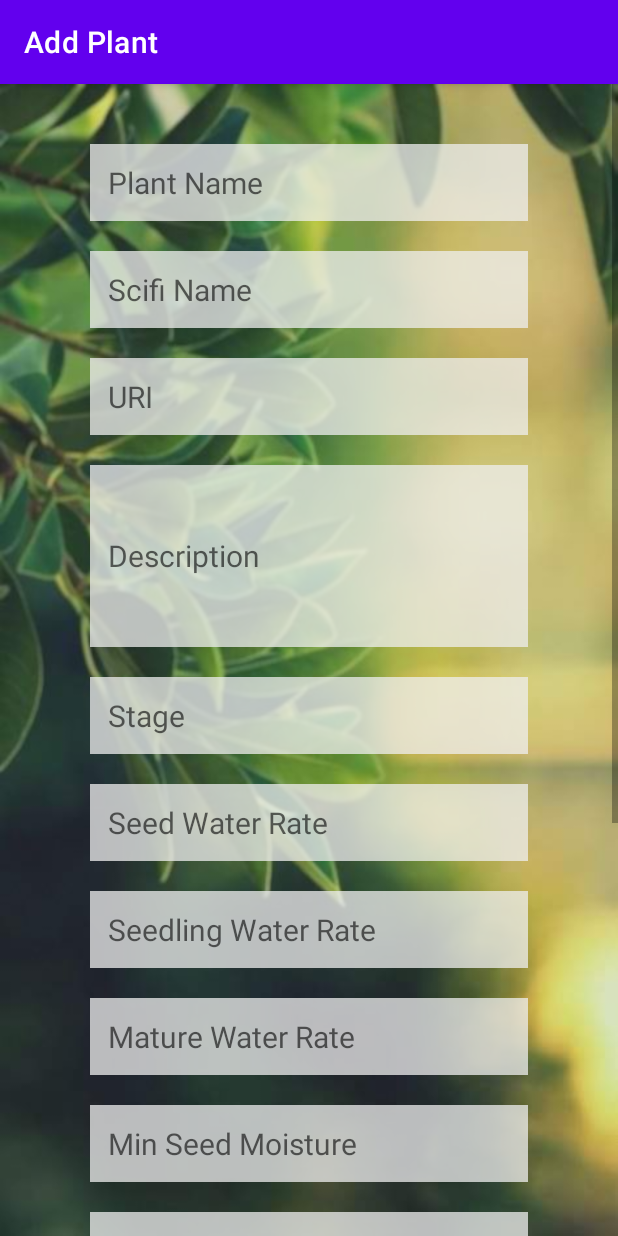
After one commit to Jayson9047/PlantreApp, an Android app: the AddPlantActivity screen opened directly, with no data from a screen before it, on a phone screen of 412 x 824 dp. The commit adds this screen. Run offline under Robolectric (Android 15) with nearby library versions, the phone set to English and light mode, and no system bars.

Commit message:
replaced the 'add plant dialogue' with the 'add plant activity'

```diff
--- a/PlantreApp/app/src/main/AndroidManifest.xml
+++ b/PlantreApp/app/src/main/AndroidManifest.xml
@@ -9,10 +9,13 @@
         android:allowBackup="true"
         android:icon="@mipmap/ic_launcher"
         android:label="@string/app_name"
+        android:networkSecurityConfig="@xml/network_security_config"
         android:roundIcon="@mipmap/ic_launcher_round"
         android:supportsRtl="true"
-        android:networkSecurityConfig="@xml/network_security_config"
         android:theme="@style/Theme.PlantreApp">
+        <activity
+            android:name=".myPlants.AddPlantActivity"
+            android:exported="false" />
         <activity
             android:name=".connection.ConnBtnActivity"
             android:exported="false" />
--- /dev/null
+++ b/PlantreApp/app/src/main/java/com/example/plantreapp/myPlants/AddPlantActivity.java
@@ -0,0 +1,112 @@
+package com.example.plantreapp.myPlants;
+
+import androidx.appcompat.app.ActionBar;
+import androidx.appcompat.app.AppCompatActivity;
+
+import android.content.Intent;
+import android.os.Bundle;
+import android.view.View;
+import android.widget.Button;
+import android.widget.EditText;
+import android.widget.Toast;
+
+import com.example.plantreapp.R;
+import com.example.plantreapp.logs.AddLogActivity;
+import com.example.plantreapp.logs.LogsActivity;
+
+public class AddPlantActivity extends AppCompatActivity {
+    private Button addBtn, cancelBtn;
+
+    private EditText nameTxt, scifiNameTxt, uriTxt, descriptionTxt, stageTxt ,seedWaterRateTxt, seedlingWaterRateTxt,
+            matureWaterRateTxt, minSeedMoistureTxt, maxSeedMoistureTxt, minSeedlingMoistureTxt, maxSeedlingMoistureTxt,
+            minMatureMoistureTxt, maxMatureMoistureTxt;
+
+    @Override
+    protected void onCreate(Bundle savedInstanceState) {
+        super.onCreate(savedInstanceState);
+        setContentView(R.layout.activity_add_plant);
+
+        ActionBar actionBar = getSupportActionBar();
+        actionBar.setTitle("Add Plant");
+
+        nameTxt = findViewById(R.id.editPlantName);
+        scifiNameTxt = findViewById(R.id.editScifiName);
+        uriTxt = findViewById(R.id.editUri);
+        descriptionTxt = findViewById(R.id.editDescription);
+        stageTxt = findViewById(R.id.editStage);
+        seedWaterRateTxt = findViewById(R.id.editSeedWaterRate);
+        seedlingWaterRateTxt = findViewById(R.id.editSeedlingWaterRate);
+        matureWaterRateTxt = findViewById(R.id.editMatureWaterRate);
+        minSeedMoistureTxt = findViewById(R.id.editMinSeedMoisture);
+        maxSeedMoistureTxt = findViewById(R.id.editMaxSeedMoisture);
+        minSeedlingMoistureTxt = findViewById(R.id.editMinSeedlingMoisture);
+        maxSeedlingMoistureTxt = findViewById(R.id.editMaxSeedlingMoisture);
+        minMatureMoistureTxt = findViewById(R.id.editMinMatureMoisture);
+        maxMatureMoistureTxt = findViewById(R.id.editMaxMatureMoisture);
+
+        addBtn = findViewById(R.id.add_plant_btn);
+        addBtn.setOnClickListener(new View.OnClickListener() {
+            @Override
+            public void onClick(View v) {
+                String name, scifiName, uri, description, stage;
+                int seedWaterRate, seedlingWaterRate, matureWaterRate, minSeedMoisture, maxSeedMoisture,
+                        minSeedlingMoisture, maxSeedlingMoisture, minMatureMoisture, maxMatureMoisture;
+
+                name = nameTxt.getText().toString();
+                scifiName = scifiNameTxt.getText().toString();
+                uri = uriTxt.getText().toString();
+                description = descriptionTxt.getText().toString();
+                stage = stageTxt.getText().toString();
+                // todo: validate user input for integers (null or negative)
+                try {
+                    seedWaterRate = Integer.parseInt(seedWaterRateTxt.getText().toString());
+                    seedlingWaterRate = Integer.parseInt(seedlingWaterRateTxt.getText().toString());
+                    matureWaterRate = Integer.parseInt(matureWaterRateTxt.getText().toString());
+                    minSeedMoisture = Integer.parseInt(minSeedMoistureTxt.getText().toString());
+                    maxSeedMoisture = Integer.parseInt(maxSeedMoistureTxt.getText().toString());
+                    minSeedlingMoisture = Integer.parseInt(minSeedlingMoistureTxt.getText().toString());
+                    maxSeedlingMoisture = Integer.parseInt(maxSeedlingMoistureTxt.getText().toString());
+                    minMatureMoisture = Integer.parseInt(minMatureMoistureTxt.getText().toString());
+                    maxMatureMoisture = Integer.parseInt(maxMatureMoistureTxt.getText().toString());
+                } catch (Exception e) {
+                    Toast.makeText(AddPlantActivity.this, String.valueOf("Fields Must Not be Blank"), Toast.LENGTH_SHORT).show();
+                    return;
+                }
+
+                PlantInfo plantInfo = new PlantInfo(name, scifiName, uri, description, stage,seedWaterRate,
+                        seedlingWaterRate, matureWaterRate, minSeedMoisture, maxSeedMoisture, minSeedlingMoisture,
+                        maxSeedlingMoisture, minMatureMoisture, maxMatureMoisture);
+
+                Intent intent = new Intent(AddPlantActivity.this, MyPlantsActivity.class);
+                intent.putExtra("plantInfo", plantInfo);
+                startActivity(intent);
+            }
+        });
+
+        cancelBtn = findViewById(R.id.add_plant_cancel_btn);
+        cancelBtn.setOnClickListener(new View.OnClickListener() {
+            @Override
+            public void onClick(View v) {
+                Intent intent = new Intent(AddPlantActivity.this, MyPlantsActivity.class);
+                startActivity(intent);
+            }
+        });
+    }
+}
+
+/*
+        name
+        scifiName
+        uri
+        description
+        stage
+        seedWaterRate
+        seedlingWaterRate
+        matureWaterRate
+        minSeedMoisture
+        maxSeedMoisture
+        minSeedlingMoisture
+        maxSeedlingMoisture
+        minMatureMoisture
+        maxMatureMoisture
+* */
--- a/PlantreApp/app/src/main/java/com/example/plantreapp/myPlants/PlantsViewModel.java
+++ b/PlantreApp/app/src/main/java/com/example/plantreapp/myPlants/PlantsViewModel.java
@@ -23,7 +23,6 @@ public class PlantsViewModel extends AndroidViewModel {
     private static final String TAG = "PlantViewModel";
     private MutableLiveData<List<Plant>> mutableLiveData;
     private PlantRepository repository;
-
 
     public PlantsViewModel(@NonNull Application application) {
         super(application);
--- /dev/null
+++ b/PlantreApp/app/src/main/res/layout/activity_add_plant.xml
@@ -0,0 +1,256 @@
+<?xml version="1.0" encoding="utf-8"?>
+<ScrollView xmlns:android="http://schemas.android.com/apk/res/android"
+    xmlns:app="http://schemas.android.com/apk/res-auto"
+    xmlns:tools="http://schemas.android.com/tools"
+    android:layout_width="match_parent"
+    android:layout_height="match_parent"
+    android:background="@drawable/bg3">
+
+    <androidx.constraintlayout.widget.ConstraintLayout
+        android:layout_width="match_parent"
+        android:layout_height="wrap_content"
+        tools:context=".myPlants.AddPlantActivity">
+
+        <EditText
+            android:id="@+id/editPlantName"
+            android:layout_height="wrap_content"
+            android:layout_width="match_parent"
+            android:layout_marginTop="40dp"
+            android:layout_marginHorizontal="60dp"
+            android:hint="Plant Name"
+            app:layout_constraintEnd_toEndOf="parent"
+            app:layout_constraintStart_toStartOf="parent"
+            app:layout_constraintTop_toTopOf="parent"
+            android:background="@color/transparent_gray"
+            android:paddingHorizontal="12dp"
+            android:paddingVertical="12dp"
+            android:textSize="20sp"/>
+
+        <EditText
+            android:id="@+id/editScifiName"
+            android:layout_width="match_parent"
+            android:layout_height="wrap_content"
+            android:layout_marginHorizontal="60dp"
+            android:background="@color/transparent_gray"
+            android:hint="Scifi Name"
+            android:paddingHorizontal="12dp"
+            android:paddingVertical="12dp"
+            android:textSize="20sp"
+            app:layout_constraintEnd_toEndOf="parent"
+            app:layout_constraintStart_toStartOf="parent"
+            app:layout_constraintTop_toBottomOf="@+id/editPlantName"
+            android:layout_marginTop="20dp"/>
+
+        <EditText
+            android:id="@+id/editUri"
+            android:layout_width="match_parent"
+            android:layout_height="wrap_content"
+            android:layout_marginHorizontal="60dp"
+            android:background="@color/transparent_gray"
+            android:hint="URI"
+            android:paddingHorizontal="12dp"
+            android:paddingVertical="12dp"
+            android:textSize="20sp"
+            app:layout_constraintEnd_toEndOf="parent"
+            app:layout_constraintStart_toStartOf="parent"
+            app:layout_constraintTop_toBottomOf="@+id/editScifiName"
+            android:layout_marginTop="20dp"/>
+
+        <EditText
+            android:id="@+id/editDescription"
+            android:layout_width="match_parent"
+            android:layout_height="wrap_content"
+            android:layout_marginHorizontal="60dp"
+            android:background="@color/transparent_gray"
+            android:hint="Description"
+            android:paddingHorizontal="12dp"
+            android:paddingVertical="12dp"
+            android:textSize="20sp"
+            android:lines="4"
+            app:layout_constraintEnd_toEndOf="parent"
+            app:layout_constraintStart_toStartOf="parent"
+            app:layout_constraintTop_toBottomOf="@+id/editUri"
+            android:layout_marginTop="20dp"/>
+
+        <EditText
+            android:id="@+id/editStage"
+            android:layout_width="match_parent"
+            android:layout_height="wrap_content"
+            android:layout_marginHorizontal="60dp"
+            android:background="@color/transparent_gray"
+            android:hint="Stage"
+            android:paddingHorizontal="12dp"
+            android:paddingVertical="12dp"
+            android:textSize="20sp"
+            app:layout_constraintEnd_toEndOf="parent"
+            app:layout_constraintStart_toStartOf="parent"
+            app:layout_constraintTop_toBottomOf="@+id/editDescription"
+            android:layout_marginTop="20dp"/>
+
+        <EditText
+            android:id="@+id/editSeedWaterRate"
+            android:layout_width="match_parent"
+            android:layout_height="wrap_content"
+            android:layout_marginHorizontal="60dp"
+            android:background="@color/transparent_gray"
+            android:hint="Seed Water Rate"
+            android:paddingHorizontal="12dp"
+            android:paddingVertical="12dp"
+            android:textSize="20sp"
+            app:layout_constraintEnd_toEndOf="parent"
+            app:layout_constraintStart_toStartOf="parent"
+            app:layout_constraintTop_toBottomOf="@+id/editStage"
+            android:layout_marginTop="20dp"/>
+
+        <EditText
+            android:id="@+id/editSeedlingWaterRate"
+            android:layout_width="match_parent"
+            android:layout_height="wrap_content"
+            android:layout_marginHorizontal="60dp"
+            android:background="@color/transparent_gray"
+            android:hint="Seedling Water Rate"
+            android:paddingHorizontal="12dp"
+            android:paddingVertical="12dp"
+            android:textSize="20sp"
+            app:layout_constraintEnd_toEndOf="parent"
+            app:layout_constraintStart_toStartOf="parent"
+            app:layout_constraintTop_toBottomOf="@+id/editSeedWaterRate"
+            android:layout_marginTop="20dp"/>
+
+        <EditText
+            android:id="@+id/editMatureWaterRate"
+            android:layout_width="match_parent"
+            android:layout_height="wrap_content"
+            android:layout_marginHorizontal="60dp"
+            android:background="@color/transparent_gray"
+            android:hint="Mature Water Rate"
+            android:paddingHorizontal="12dp"
+            android:paddingVertical="12dp"
+            android:textSize="20sp"
+            app:layout_constraintEnd_toEndOf="parent"
+            app:layout_constraintStart_toStartOf="parent"
+            app:layout_constraintTop_toBottomOf="@+id/editSeedlingWaterRate"
+            android:layout_marginTop="20dp"/>
+
+        <EditText
+            android:id="@+id/editMinSeedMoisture"
+            android:layout_width="match_parent"
+            android:layout_height="wrap_content"
+            android:layout_marginHorizontal="60dp"
+            android:background="@color/transparent_gray"
+            android:hint="Min Seed Moisture"
+            android:paddingHorizontal="12dp"
+            android:paddingVertical="12dp"
+            android:textSize="20sp"
+            app:layout_constraintEnd_toEndOf="parent"
+            app:layout_constraintStart_toStartOf="parent"
+            app:layout_constraintTop_toBottomOf="@+id/editMatureWaterRate"
+            android:layout_marginTop="20dp"/>
+
+        <EditText
+            android:id="@+id/editMaxSeedMoisture"
+            android:layout_width="match_parent"
+            android:layout_height="wrap_content"
+            android:layout_marginHorizontal="60dp"
+            android:background="@color/transparent_gray"
+            android:hint="Max Seed Moisture"
+            android:paddingHorizontal="12dp"
+            android:paddingVertical="12dp"
+            android:textSize="20sp"
+            app:layout_constraintEnd_toEndOf="parent"
+            app:layout_constraintStart_toStartOf="parent"
+            app:layout_constraintTop_toBottomOf="@+id/editMinSeedMoisture"
+            android:layout_marginTop="20dp"/>
+
+        <EditText
+            android:id="@+id/editMinSeedlingMoisture"
+            android:layout_width="match_parent"
+            android:layout_height="wrap_content"
+            android:layout_marginHorizontal="60dp"
+            android:background="@color/transparent_gray"
+            android:hint="Min Seedling Moisture"
+            android:paddingHorizontal="12dp"
+            android:paddingVertical="12dp"
+            android:textSize="20sp"
+            app:layout_constraintEnd_toEndOf="parent"
+            app:layout_constraintStart_toStartOf="parent"
+            app:layout_constraintTop_toBottomOf="@+id/editMaxSeedMoisture"
+            android:layout_marginTop="20dp"/>
+
+        <EditText
+            android:id="@+id/editMaxSeedlingMoisture"
+            android:layout_width="match_parent"
+            android:layout_height="wrap_content"
+            android:layout_marginHorizontal="60dp"
+            android:background="@color/transparent_gray"
+            android:hint="Max Seedling Moisture"
+            android:paddingHorizontal="12dp"
+            android:paddingVertical="12dp"
+            android:textSize="20sp"
+            app:layout_constraintEnd_toEndOf="parent"
+            app:layout_constraintStart_toStartOf="parent"
+            app:layout_constraintTop_toBottomOf="@+id/editMinSeedlingMoisture"
+            android:layout_marginTop="20dp"/>
+
+        <EditText
+            android:id="@+id/editMinMatureMoisture"
+            android:layout_width="match_parent"
+            android:layout_height="wrap_content"
+            android:layout_marginHorizontal="60dp"
+            android:background="@color/transparent_gray"
+            android:hint="Min Mature Moisture"
+            android:paddingHorizontal="12dp"
+            android:paddingVertical="12dp"
+            android:textSize="20sp"
+            app:layout_constraintEnd_toEndOf="parent"
+            app:layout_constraintStart_toStartOf="parent"
+            app:layout_constraintTop_toBottomOf="@+id/editMaxSeedlingMoisture"
+            android:layout_marginTop="20dp"/>
+
+        <EditText
+            android:id="@+id/editMaxMatureMoisture"
+            android:layout_width="match_parent"
+            android:layout_height="wrap_content"
+            android:layout_marginHorizontal="60dp"
+            android:background="@color/transparent_gray"
+            android:hint="Max Mature Moisture"
+            android:paddingHorizontal="12dp"
+            android:paddingVertical="12dp"
+            android:textSize="20sp"
+            app:layout_constraintEnd_toEndOf="parent"
+            app:layout_constraintStart_toStartOf="parent"
+            app:layout_constraintTop_toBottomOf="@+id/editMinMatureMoisture"
+            android:layout_marginTop="20dp"/>
+
+        <Button
+            android:id="@+id/add_plant_btn"
+            android:layout_width="wrap_content"
+            android:layout_height="wrap_content"
+            android:layout_marginTop="40dp"
+            android:layout_marginBottom="20dp"
+            android:backgroundTint="@color/aqua"
+            android:text="Add Plant"
+            app:layout_constraintBottom_toBottomOf="parent"
+            app:layout_constraintStart_toStartOf="parent"
+            app:layout_constraintTop_toBottomOf="@+id/editMaxMatureMoisture"
+            app:layout_constraintEnd_toStartOf="@id/add_plant_cancel_btn"
+            app:layout_constraintVertical_bias="1"
+            android:width="120dp"/>
+
+        <Button
+            android:id="@+id/add_plant_cancel_btn"
+            android:layout_width="wrap_content"
+            android:layout_height="wrap_content"
+            android:layout_marginTop="40dp"
+            android:layout_marginBottom="20dp"
+            android:backgroundTint="@color/aqua"
+            android:text="Cancel"
+            app:layout_constraintBottom_toBottomOf="parent"
+            app:layout_constraintEnd_toEndOf="parent"
+            app:layout_constraintTop_toBottomOf="@+id/editMaxMatureMoisture"
+            app:layout_constraintStart_toEndOf="@id/add_plant_btn"
+            app:layout_constraintVertical_bias="1"
+            android:width="120dp"/>
+
+    </androidx.constraintlayout.widget.ConstraintLayout>
+</ScrollView>
--- a/PlantreApp/app/src/main/res/layout/activity_conn_btn.xml
+++ b/PlantreApp/app/src/main/res/layout/activity_conn_btn.xml
@@ -42,7 +42,8 @@
         app:layout_constraintHorizontal_bias="0.807"
         app:layout_constraintStart_toStartOf="parent"
         app:layout_constraintTop_toTopOf="parent"
-        app:layout_constraintVertical_bias="0.955" />
+        app:layout_constraintVertical_bias="0.955"
+        android:backgroundTint="@color/aqua"/>
 
     <TextView
         android:id="@+id/text_status"
@@ -70,6 +71,7 @@
         app:layout_constraintHorizontal_bias="0.132"
         app:layout_constraintStart_toStartOf="@+id/bottomNav"
         app:layout_constraintTop_toTopOf="@+id/progessbar_circular"
-        app:layout_constraintVertical_bias="0.876" />
+        app:layout_constraintVertical_bias="0.876"
+        android:backgroundTint="@color/aqua"/>
 
 </androidx.constraintlayout.widget.ConstraintLayout>
--- a/PlantreApp/app/src/main/res/values/colors.xml
+++ b/PlantreApp/app/src/main/res/values/colors.xml
@@ -13,4 +13,5 @@
     <color name="purple">#673AB7</color>
     <color name="aqua">#00AFA0</color>
     <color name="light_green">#D5FFEA</color>
+    <color name="transparent_gray">#BFEFEFEF</color>
 </resources>
```
Also changed, not shown: PlantreApp/app/src/main/java/com/example/plantreapp/myPlants/MyPlantsActivity.java (+31 -12 lines), PlantreApp/app/src/main/java/com/example/plantreapp/myPlants/PlantDialog.java (deleted, +0 -70 lines), PlantreApp/app/src/main/java/com/example/plantreapp/myPlants/PlantInfo.java (added, +193 -0 lines), PlantreApp/app/src/main/java/com/example/plantreapp/search/SearchActivity.java (+1 -7 lines), PlantreApp/app/src/main/res/layout/activity_connection.xml (+6 -3 lines), PlantreApp/app/src/main/res/layout/layout_plant_dialog.xml (deleted, +0 -20 lines).
